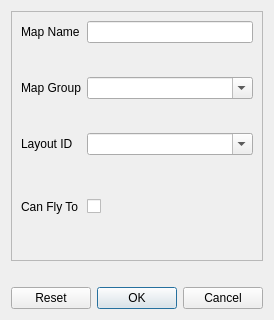
The window that forms/newmapdialog.ui (huderlem/porymap) describes before a commit, drawn with Qt 5.
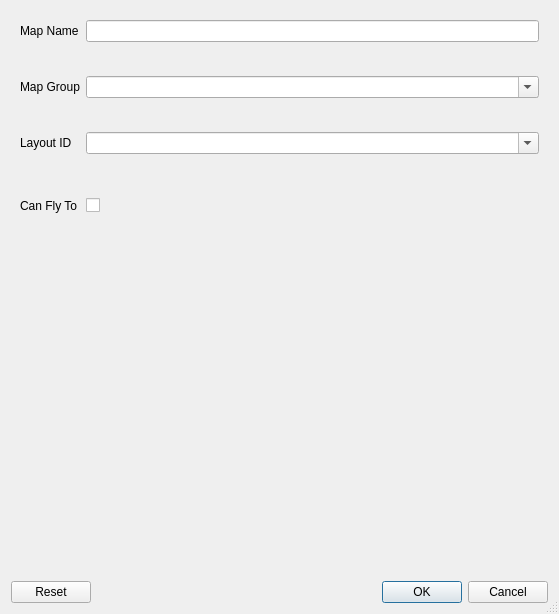
The same window after the commit. Custom widgets are drawn as their Qt base class.

```diff
--- a/forms/newmapdialog.ui
+++ b/forms/newmapdialog.ui
@@ -6,16 +6,31 @@
    <rect>
     <x>0</x>
     <y>0</y>
-    <width>255</width>
-    <height>320</height>
+    <width>559</width>
+    <height>614</height>
    </rect>
   </property>
   <property name="windowTitle">
    <string>New Map Options</string>
   </property>
+  <property name="sizeGripEnabled">
+   <bool>true</bool>
+  </property>
+  <property name="modal">
+   <bool>true</bool>
+  </property>
   <layout class="QVBoxLayout" name="verticalLayout">
    <item>
     <widget class="QScrollArea" name="scrollArea">
+     <property name="frameShape">
+      <enum>QFrame::Shape::NoFrame</enum>
+     </property>
+     <property name="frameShadow">
+      <enum>QFrame::Shadow::Plain</enum>
+     </property>
+     <property name="sizeAdjustPolicy">
+      <enum>QAbstractScrollArea::SizeAdjustPolicy::AdjustToContents</enum>
+     </property>
      <property name="widgetResizable">
       <bool>true</bool>
      </property>
@@ -24,8 +39,8 @@
        <rect>
         <x>0</x>
         <y>0</y>
-        <width>229</width>
-        <height>228</height>
+        <width>535</width>
+        <height>550</height>
        </rect>
       </property>
       <layout class="QGridLayout" name="gridLayout_3">
```
Left out of the diff: 3 changed lines with no effect on the pictures.
